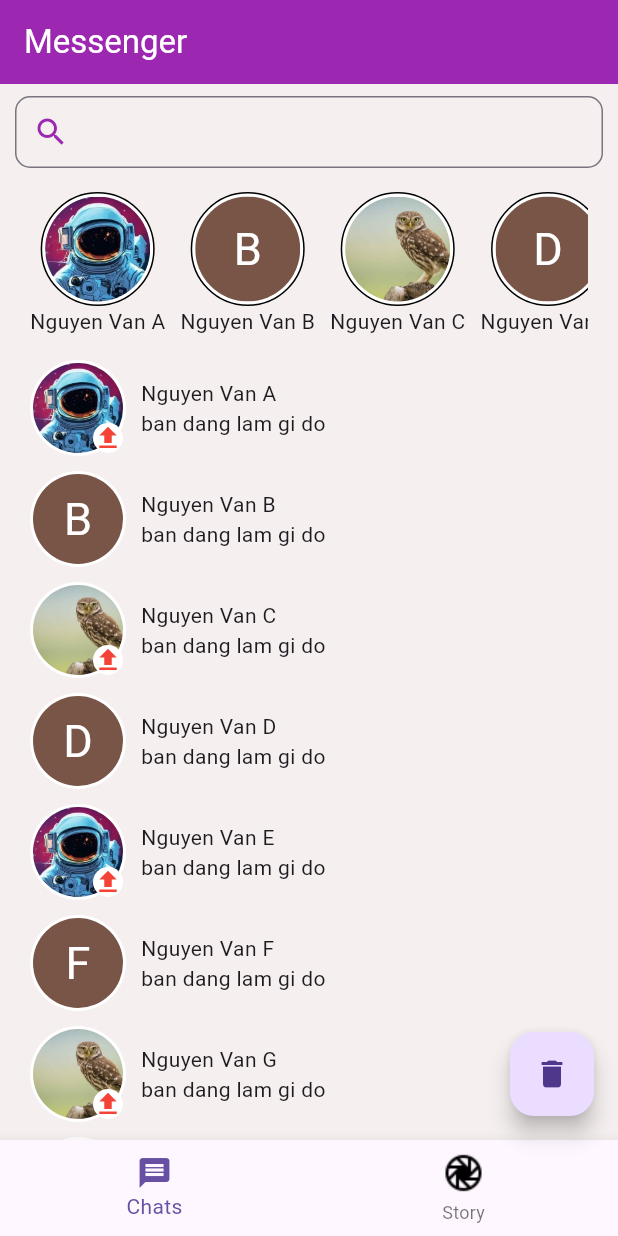
After one commit to nguyenvanhaiduy/Must-have-widgets, a Flutter app: the ChatMessenger screen opened directly, on a phone screen of 412 x 824 dp. The commit adds this screen. Run offline on Flutter 3.47's test engine with Material 3 defaults, Android fonts, the phone set to English and light mode, and no system bars; our stand-ins replace get, google_fonts, percent_indicator, toastification.

Commit message:
done all bt listview

```diff
--- /dev/null
+++ b/lib/custom_avatar/custom_avatar.dart
@@ -0,0 +1,84 @@
+import 'package:flutter/material.dart';
+import 'package:must_have_widgets/models/user.dart';
+
+class CustomAvatar extends StatelessWidget {
+  const CustomAvatar({
+    super.key,
+    required this.size,
+    this.border = true,
+    required this.user,
+    this.isUpload = false,
+  });
+  final bool border;
+  final double size;
+  final User user;
+  final bool isUpload;
+
+  String getName() {
+    List<String> names = user.name.split(' ');
+    final firstName = names[names.length - 1];
+    return firstName[0].toUpperCase();
+  }
+
+  @override
+  Widget build(BuildContext context) {
+    final avatarName = getName();
+    return Container(
+      padding: const EdgeInsets.all(2),
+      alignment: Alignment.center,
+      decoration: BoxDecoration(
+        shape: BoxShape.circle,
+        color: Colors.white,
+        border: border
+            ? Border.all(
+                width: 1,
+                color: Colors.black,
+              )
+            : null,
+      ),
+      child: Stack(
+        children: [
+          ClipOval(
+            child: SizedBox.fromSize(
+              size: Size.fromRadius(size),
+              child: user.url == null
+                  ? Container(
+                      decoration: BoxDecoration(
+                        color: user.color,
+                      ),
+                      alignment: Alignment.center,
+                      child: Text(
+                        avatarName,
+                        style: const TextStyle(
+                          fontSize: 30,
+                          color: Colors.white,
+                        ),
+                      ),
+                    )
+                  : Image.asset(
+                      user.url!,
+                      fit: BoxFit.cover,
+                    ),
+            ),
+          ),
+          if (isUpload)
+            Positioned(
+              bottom: 0,
+              right: 0,
+              child: Container(
+                decoration: const BoxDecoration(
+                  color: Colors.white,
+                  shape: BoxShape.circle,
+                ),
+                child: const Icon(
+                  Icons.upload,
+                  color: Colors.red,
+                  size: 20,
+                ),
+              ),
+            ),
+        ],
+      ),
+    );
+  }
+}
--- /dev/null
+++ b/lib/data/data.dart
@@ -0,0 +1,38 @@
+import 'package:flutter/material.dart';
+import 'package:must_have_widgets/models/user.dart';
+
+const colorData = [
+  Colors.red,
+  Colors.pink,
+  Colors.purple,
+  Colors.deepPurple,
+  Colors.indigo,
+  Colors.blue,
+  Colors.lightBlue,
+  Colors.cyan,
+  Colors.teal,
+  Colors.green,
+  Colors.lightGreen,
+  Colors.lime,
+  Colors.yellow,
+  Colors.amber,
+  Colors.orange,
+  Colors.deepOrange,
+  Colors.brown,
+  Colors.blueGrey,
+];
+
+final userData = [
+  User(name: 'Nguyen Van A', url: 'assets/images/avatar.jpeg'),
+  User(name: 'Nguyen Van B'),
+  User(name: 'Nguyen Van C', url: 'assets/images/bird.jpg'),
+  User(name: 'Nguyen Van D'),
+  User(name: 'Nguyen Van E', url: 'assets/images/avatar.jpeg'),
+  User(name: 'Nguyen Van F'),
+  User(name: 'Nguyen Van G', url: 'assets/images/bird.jpg'),
+  User(name: 'Nguyen Van H'),
+  User(name: 'Nguyen Van I', url: 'assets/images/avatar.jpeg'),
+  User(name: 'Nguyen Van J'),
+  User(name: 'Nguyen Van K', url: 'assets/images/bird.jpg'),
+  User(name: 'Nguyen Van l'),
+];
--- /dev/null
+++ b/lib/learn_lisview.dart
@@ -0,0 +1,67 @@
+import 'package:flutter/material.dart';
+
+class LearnListView extends StatelessWidget {
+  const LearnListView({super.key});
+
+  @override
+  Widget build(BuildContext context) {
+    return Scaffold(
+      body: Column(
+        children: [
+          SizedBox(
+            height: 300,
+            child: ListView.separated(
+              // scrollDirection: Axis.horizontal,
+              itemCount: 10,
+              itemBuilder: (context, index) {
+                return Container(
+                  margin: const EdgeInsets.symmetric(horizontal: 10),
+                  color: Colors.red,
+                  width: 100,
+                  height: 100,
+                  child: test(context, 50),
+                );
+              },
+              separatorBuilder: (BuildContext context, int index) {
+                return const Divider();
+              },
+            ),
+          ),
+          const SizedBox(height: 30),
+          SizedBox(
+            height: 300,
+            child: GridView.builder(
+                itemCount: 10,
+                gridDelegate: const SliverGridDelegateWithFixedCrossAxisCount(
+                  crossAxisCount: 3,
+                ),
+                itemBuilder: (context, index) {
+                  return Container(
+                      color: Colors.red,
+                      child: const Center(
+                        child: Text(
+                          'data',
+                          textAlign: TextAlign.center,
+                        ),
+                      ));
+                }),
+          )
+        ],
+      ),
+    );
+  }
+}
+
+Widget test(BuildContext context, double height) {
+  return ListView.builder(
+    itemCount: 5,
+    itemBuilder: (context, index) {
+      return Container(
+        margin: const EdgeInsets.all(4),
+        height: 30,
+        color: Colors.blue,
+        child: Text('$index'),
+      );
+    },
+  );
+}
--- /dev/null
+++ b/lib/list_view/chat_messenger.dart
@@ -0,0 +1,94 @@
+import 'package:flutter/material.dart';
+import 'package:must_have_widgets/data/data.dart';
+import 'package:must_have_widgets/list_view/widgets/list_horizontal.dart';
+import 'package:must_have_widgets/list_view/widgets/list_vertical.dart';
+import 'package:must_have_widgets/models/user.dart';
+
+final List<User> users = List.of(userData);
+
+class ChatMessenger extends StatefulWidget {
+  const ChatMessenger({super.key});
+
+  @override
+  State<ChatMessenger> createState() => _ChatMessengerState();
+}
+
+class _ChatMessengerState extends State<ChatMessenger> {
+  @override
+  Widget build(BuildContext context) {
+    return Scaffold(
+      appBar: AppBar(
+        title: const Text('Messenger'),
+        automaticallyImplyLeading: false,
+      ),
+      body: Column(
+        children: [
+          Padding(
+            padding: const EdgeInsets.symmetric(horizontal: 10, vertical: 8),
+            child: TextField(
+              cursorColor: Colors.purple,
+              decoration: InputDecoration(
+                contentPadding: const EdgeInsets.all(2),
+                prefixIcon: const Icon(
+                  Icons.search,
+                  color: Colors.purple,
+                ),
+                border: OutlineInputBorder(
+                  borderRadius: BorderRadius.circular(10),
+                ),
+                focusedBorder: const OutlineInputBorder(
+                  borderSide: BorderSide(
+                    color: Colors.purple,
+                    width: 2,
+                  ),
+                ),
+              ),
+            ),
+          ),
+          SizedBox(
+            height: 120,
+            child: Padding(
+              padding: const EdgeInsets.symmetric(
+                horizontal: 20.0,
+                vertical: 8,
+              ),
+              child: ListHorizontal(
+                users: users,
+              ),
+            ),
+          ),
+          const Expanded(
+            child: Padding(
+              padding: EdgeInsets.symmetric(horizontal: 20),
+              child: ListVertical(),
+            ),
+          ),
+        ],
+      ),
+      bottomNavigationBar: BottomNavigationBar(
+        items: [
+          const BottomNavigationBarItem(
+            icon: Icon(Icons.message),
+            label: 'Chats',
+          ),
+          BottomNavigationBarItem(
+            icon: Image.asset(
+              'assets/icons/icons8-aperture-30.png',
+            ),
+            label: 'Story',
+          ),
+        ],
+      ),
+      floatingActionButton: FloatingActionButton(
+        onPressed: () {
+          setState(() {
+            if (users.isNotEmpty) {
+              users.removeAt(0);
+            }
+          });
+        },
+        child: const Icon(Icons.delete),
+      ),
+    );
+  }
+}
--- /dev/null
+++ b/lib/list_view/widgets/list_horizontal.dart
@@ -0,0 +1,28 @@
+import 'package:flutter/material.dart';
+import 'package:must_have_widgets/custom_avatar/custom_avatar.dart';
+import 'package:must_have_widgets/models/user.dart';
+
+class ListHorizontal extends StatelessWidget {
+  const ListHorizontal({super.key, required this.users});
+  final List<User> users;
+
+  @override
+  Widget build(BuildContext context) {
+    return ListView.separated(
+      scrollDirection: Axis.horizontal,
+      itemBuilder: (context, index) {
+        return Column(
+          children: [
+            CustomAvatar(
+              size: 35,
+              user: users[index],
+            ),
+            Text(users[index].name),
+          ],
+        );
+      },
+      separatorBuilder: (context, index) => const SizedBox(width: 10),
+      itemCount: users.length,
+    );
+  }
+}
--- /dev/null
+++ b/lib/list_view/widgets/list_vertical.dart
@@ -0,0 +1,43 @@
+import 'package:flutter/material.dart';
+import 'package:must_have_widgets/custom_avatar/custom_avatar.dart';
+import 'package:must_have_widgets/data/data.dart';
+import 'package:must_have_widgets/models/user.dart';
+
+class ListVertical extends StatelessWidget {
+  const ListVertical({super.key});
+
+  @override
+  Widget build(BuildContext context) {
+    final List<User> users = List.of(userData);
+    return ListView.separated(
+      itemBuilder: (context, index) {
+        return Row(
+          children: [
+            (index % 2 == 0)
+                ? CustomAvatar(
+                    size: 30,
+                    border: false,
+                    user: users[index],
+                    isUpload: true,
+                  )
+                : CustomAvatar(
+                    size: 30,
+                    border: false,
+                    user: users[index],
+                  ),
+            const SizedBox(width: 10),
+            Column(
+              crossAxisAlignment: CrossAxisAlignment.start,
+              children: [
+                Text(users[index].name),
+                const Text('ban dang lam gi do'),
+              ],
+            ),
+          ],
+        );
+      },
+      separatorBuilder: (context, index) => const SizedBox(height: 10),
+      itemCount: users.length,
+    );
+  }
+}
--- a/lib/main.dart
+++ b/lib/main.dart
@@ -1,5 +1,5 @@
 import 'package:flutter/material.dart';
-import 'package:must_have_widgets/login_screen_basic.dart';
+import 'package:must_have_widgets/mobipay_login.dart';
 
 void main() {
   runApp(const MyApp());
@@ -14,9 +14,15 @@ class MyApp extends StatelessWidget {
       debugShowCheckedModeBanner: false,
       theme: ThemeData(
         scaffoldBackgroundColor: const Color.fromARGB(255, 245, 239, 239),
+        appBarTheme: const AppBarTheme().copyWith(
+          backgroundColor: Colors.purple,
+          foregroundColor: Colors.white,
+        ),
       ),
       // home: StackAndPositioned(),
-      home: const LoginScreenBasic(),
+      // home: const LoginScreenBasic(),
+      // home: const LearnListView(),
+      home: const MobiPay(),
     );
   }
 }
--- a/lib/mobipay_login.dart
+++ b/lib/mobipay_login.dart
@@ -1,16 +1,30 @@
 import 'package:flutter/material.dart';
 import 'package:google_fonts/google_fonts.dart';
+import 'package:must_have_widgets/list_view/chat_messenger.dart';
 import 'package:must_have_widgets/models/colors.dart';
 import 'package:toastification/toastification.dart';
 
-class MobiPay extends StatelessWidget {
+class MobiPay extends StatefulWidget {
   const MobiPay({super.key});
+
+  @override
+  State<MobiPay> createState() => _MobiPayState();
+}
+
+class _MobiPayState extends State<MobiPay> {
+  var username = TextEditingController();
+  var password = TextEditingController();
+
+  @override
+  void dispose() {
+    username.dispose();
+    password.dispose();
+    super.dispose();
+  }
 
   @override
   Widget build(BuildContext context) {
     final size = MediaQuery.sizeOf(context);
-    var username = TextEditingController();
-    var password = TextEditingController();
 
     return ToastificationWrapper(
       child: Scaffold(
@@ -139,6 +153,14 @@ class MobiPay extends StatelessWidget {
                                         CloseButtonShowType.none,
                                     dragToClose: true,
                                     showProgressBar: false,
+                                  );
+                                  Navigator.push(
+                                    context,
+                                    MaterialPageRoute(
+                                      builder: (context) => const ChatMessenger(
+                                          // users: widget.users,
+                                          ),
+                                    ),
                                   );
                                 } else {
                                   toastification.show(
--- /dev/null
+++ b/lib/models/user.dart
@@ -0,0 +1,12 @@
+import 'dart:math';
+
+import 'package:flutter/material.dart';
+import 'package:must_have_widgets/data/data.dart';
+
+class User {
+  User({required this.name, this.url})
+      : color = colorData[Random().nextInt(colorData.length)];
+  final String name;
+  final String? url;
+  final Color color;
+}
```
Also changed, not shown: assets/icons/icons8-aperture-30.png (added), assets/images/avatar.jpeg (added), assets/images/images.png (added), 1 other file.
